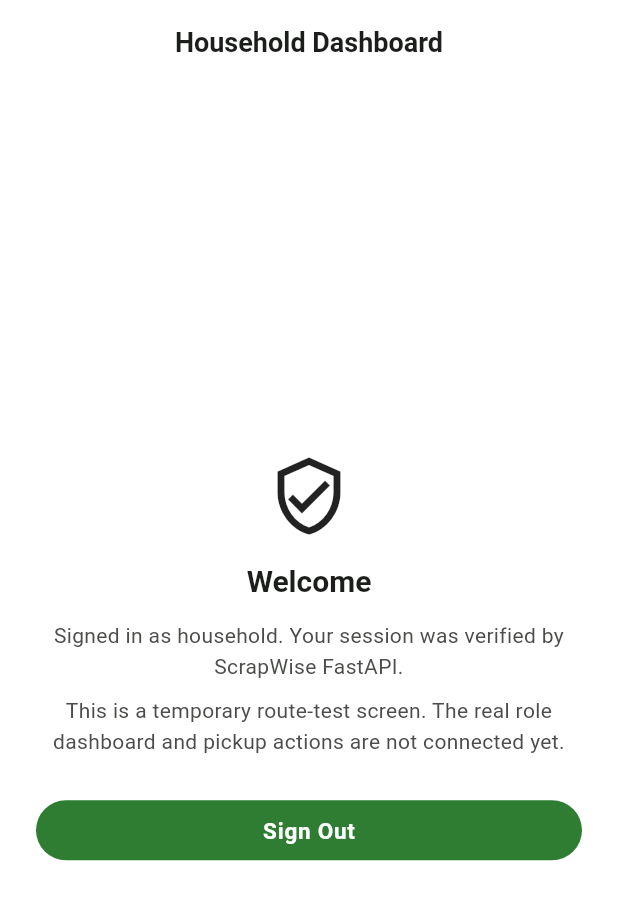
After one commit to Safa-Mahin7/ScrapWise, a Flutter app: the RoleDashboardScreen screen opened by its route, after a tap on "Sign Out", on a phone screen of 412 x 824 dp. The commit adds this screen. Shown: the top 900 px of the screen. Run offline on Flutter 3.47's test engine with Material 3 defaults, Android fonts, the phone set to English and light mode, and no system bars; our stand-ins replace dio, flutter_riverpod, flutter_secure_storage, go_router, shared_preferences; accounts and stored records are empty.

Commit message:
feat(auth): add persistent sessions and role-based routing

```diff
--- a/lib/app/router.dart
+++ b/lib/app/router.dart
@@ -12,15 +12,43 @@ import '../features/auth/screens/new_password_screen.dart';
 import '../features/auth/screens/collector_invitation_screen.dart';
 import '../features/auth/screens/trader_application_screen.dart';
 import '../features/auth/screens/trader_application_status_screen.dart';
+import '../features/auth/screens/role_dashboard_screen.dart';
+import '../features/auth/services/session_controller.dart';
 
-/// Application router.
-/// Protected role-based dashboard routes will be added in later phases
-/// once backend authentication is integrated.
+/// Route guards depend on server-verified session state, not a role choice.
 final GoRouter appRouter = createAppRouter();
 
-GoRouter createAppRouter({String? initialLocation}) => GoRouter(
+GoRouter createAppRouter({
+  String? initialLocation,
+  SessionController? sessionController,
+}) {
+  final session = sessionController ?? SessionController.instance;
+  return GoRouter(
     initialLocation: initialLocation ?? AppConstants.routeSplash,
     debugLogDiagnostics: false,
+    refreshListenable: session,
+    redirect: (context, state) {
+      final path = state.uri.path;
+      final protected = path.startsWith('/dashboard/');
+
+      if (protected) {
+        if (session.status == SessionStatus.unknown ||
+            session.status == SessionStatus.unavailable) {
+          return AppConstants.routeSplash;
+        }
+        if (!session.isAuthenticated) return AppConstants.routeLogin;
+        return path == session.dashboardPath ? null : session.dashboardPath;
+      }
+
+      if (session.isAuthenticated &&
+          (path == AppConstants.routeSplash ||
+              path == AppConstants.routeLanding ||
+              path == AppConstants.routeLogin ||
+              path == AppConstants.routeRegister)) {
+        return session.dashboardPath;
+      }
+      return null;
+    },
     routes: [
       GoRoute(
         path: AppConstants.routeSplash,
@@ -76,8 +104,7 @@ GoRouter createAppRouter({String? initialLocation}) => GoRouter(
         pageBuilder: (context, state) => _buildPage(
           state: state,
           child: OtpVerificationScreen(
-              purpose:
-                  OtpPurposeLabel.fromRoute(state.pathParameters['purpose']),
+            purpose: OtpPurposeLabel.fromRoute(state.pathParameters['purpose']),
             phoneNumber: state.extra is String ? state.extra as String : null,
           ),
         ),
@@ -114,6 +141,28 @@ GoRouter createAppRouter({String? initialLocation}) => GoRouter(
           child: const TraderApplicationStatusScreen(),
         ),
       ),
+      GoRoute(
+        path: AppConstants.routeHouseholdDashboard,
+        name: 'household-dashboard',
+        builder: (context, state) =>
+            const RoleDashboardScreen(role: 'household'),
+      ),
+      GoRoute(
+        path: AppConstants.routeCollectorDashboard,
+        name: 'collector-dashboard',
+        builder: (context, state) =>
+            const RoleDashboardScreen(role: 'collector'),
+      ),
+      GoRoute(
+        path: AppConstants.routeTraderDashboard,
+        name: 'trader-dashboard',
+        builder: (context, state) => const RoleDashboardScreen(role: 'trader'),
+      ),
+      GoRoute(
+        path: AppConstants.routeAdminDashboard,
+        name: 'admin-dashboard',
+        builder: (context, state) => const RoleDashboardScreen(role: 'admin'),
+      ),
     ],
     errorBuilder: (context, state) => Scaffold(
       body: Center(
@@ -121,6 +170,7 @@ GoRouter createAppRouter({String? initialLocation}) => GoRouter(
       ),
     ),
   );
+}
 
 CustomTransitionPage<void> _buildPage({
   required GoRouterState state,
--- a/lib/core/constants/app_constants.dart
+++ b/lib/core/constants/app_constants.dart
@@ -24,4 +24,9 @@ class AppConstants {
   static const String routeTraderApplication = '/trader-application';
   static const String routeTraderApplicationStatus =
       '/trader-application/status';
+  // Protected role landing routes.
+  static const String routeHouseholdDashboard = '/dashboard/household';
+  static const String routeCollectorDashboard = '/dashboard/collector';
+  static const String routeTraderDashboard = '/dashboard/trader';
+  static const String routeAdminDashboard = '/dashboard/admin';
 }
--- a/lib/features/auth/screens/login_screen.dart
+++ b/lib/features/auth/screens/login_screen.dart
@@ -8,13 +8,18 @@ import '../../../core/theme/app_text_styles.dart';
 import '../../../core/widgets/sw_button.dart';
 import '../../../core/widgets/sw_text_field.dart';
 import '../../../l10n/app_localizations.dart';
-import '../services/auth_service.dart';
+import '../services/session_controller.dart';
 import '../widgets/auth_components.dart';
 
 class LoginScreen extends StatefulWidget {
-  const LoginScreen({super.key, this.isLoading = false});
+  const LoginScreen({
+    super.key,
+    this.isLoading = false,
+    this.sessionController,
+  });
 
   final bool isLoading;
+  final SessionController? sessionController;
 
   @override
   State<LoginScreen> createState() => _LoginScreenState();
@@ -26,7 +31,13 @@ class _LoginScreenState extends State<LoginScreen> {
   final _passwordController = TextEditingController();
   final _passwordFocus = FocusNode();
 
-  final _authService = AuthService();
+  late final SessionController _session;
+
+  @override
+  void initState() {
+    super.initState();
+    _session = widget.sessionController ?? SessionController.instance;
+  }
 
   String? _errorMessage;
   bool _isSubmitting = false;
@@ -52,44 +63,20 @@ class _LoginScreenState extends State<LoginScreen> {
     });
 
     try {
-      // Step 1: Authenticate with FastAPI.
-      final user = await _authService.login(
+      // Login and verify identity via the protected /api/auth/me endpoint.
+      final verifiedUser = await _session.signIn(
         mobile: _mobileController.text.trim(),
         password: _passwordController.text,
       );
 
-      // Step 2: Use the login token to access the
-      // protected /api/auth/me endpoint.
-      final verifiedUser = await _authService.currentUser();
-
-      // Step 3: Verify the returned user details.
-      if (verifiedUser['role'] != user['role'] ||
-          verifiedUser['user_id'] != user['user_id']) {
-        throw StateError('Authenticated user details mismatch');
+      if (!mounted) return;
+      final dashboard =
+          SessionController.dashboardForRole(verifiedUser['role']);
+      if (dashboard == null) {
+        throw StateError('Unsupported account role');
       }
-
-      if (!mounted) return;
-
-      // Temporary success dialog until role dashboards
-      // are connected.
-      await showDialog<void>(
-        context: context,
-        builder: (dialogContext) => AlertDialog(
-          title: const Text('Login successful'),
-          content: Text(
-            'Authenticated as ${verifiedUser['role'] ?? 'user'}. '
-            'The role dashboard will be connected next.',
-          ),
-          actions: [
-            TextButton(
-              onPressed: () {
-                Navigator.of(dialogContext).pop();
-              },
-              child: const Text('OK'),
-            ),
-          ],
-        ),
-      );
+      // The router also redirects automatically when the session changes.
+      context.go(dashboard);
     } on DioException catch (error) {
       if (!mounted) return;
 
--- /dev/null
+++ b/lib/features/auth/screens/role_dashboard_screen.dart
@@ -0,0 +1,82 @@
+import 'package:flutter/material.dart';
+
+import '../services/session_controller.dart';
+
+/// Temporary protected landing page. Functional role dashboards come later.
+class RoleDashboardScreen extends StatefulWidget {
+  const RoleDashboardScreen({super.key, required this.role});
+
+  final String role;
+
+  @override
+  State<RoleDashboardScreen> createState() => _RoleDashboardScreenState();
+}
+
+class _RoleDashboardScreenState extends State<RoleDashboardScreen> {
+  bool _signingOut = false;
+
+  Future<void> _signOut() async {
+    if (_signingOut) return;
+    setState(() => _signingOut = true);
+    try {
+      await SessionController.instance.signOut();
+    } catch (_) {
+      // The local token is cleared even when server revocation fails.
+      // A server-side token may remain valid until expiry in that case.
+      // Do not claim that remote revocation succeeded.
+    } finally {
+      if (mounted) setState(() => _signingOut = false);
+    }
+  }
+
+  @override
+  Widget build(BuildContext context) {
+    final user = SessionController.instance.user;
+    final title = '${widget.role[0].toUpperCase()}${widget.role.substring(1)}';
+    final name = user?['full_name'] as String?;
+
+    return Scaffold(
+      appBar: AppBar(title: Text('$title Dashboard')),
+      body: SafeArea(
+        child: Center(
+          child: ConstrainedBox(
+            constraints: const BoxConstraints(maxWidth: 420),
+            child: Padding(
+              padding: const EdgeInsets.all(24),
+              child: Column(
+                mainAxisAlignment: MainAxisAlignment.center,
+                crossAxisAlignment: CrossAxisAlignment.stretch,
+                children: [
+                  const Icon(Icons.verified_user_outlined, size: 56),
+                  const SizedBox(height: 16),
+                  Text(
+                    'Welcome${name == null || name.isEmpty ? '' : ', $name'}',
+                    textAlign: TextAlign.center,
+                    style: Theme.of(context).textTheme.headlineSmall,
+                  ),
+                  const SizedBox(height: 12),
+                  Text(
+                    'Signed in as ${widget.role}. Your session was verified '
+                    'by ScrapWise FastAPI.',
+                    textAlign: TextAlign.center,
+                  ),
+                  const SizedBox(height: 8),
+                  const Text(
+                    'This is a temporary route-test screen. The real role '
+                    'dashboard and pickup actions are not connected yet.',
+                    textAlign: TextAlign.center,
+                  ),
+                  const SizedBox(height: 24),
+                  FilledButton(
+                    onPressed: _signingOut ? null : _signOut,
+                    child: Text(_signingOut ? 'Signing out...' : 'Sign Out'),
+                  ),
+                ],
+              ),
+            ),
+          ),
+        ),
+      ),
+    );
+  }
+}
--- a/lib/features/auth/services/auth_service.dart
+++ b/lib/features/auth/services/auth_service.dart
@@ -1,8 +1,17 @@
 import 'package:dio/dio.dart';
+
 import '../../../core/network/api_client.dart';
+import 'session_store.dart';
 
 class AuthService {
-  final Dio _dio = ApiClient.instance.dio;
+  AuthService({
+    Dio? dio,
+    SessionStore? sessionStore,
+  })  : _dio = dio ?? ApiClient.instance.dio,
+        _sessionStore = sessionStore ?? SessionStore();
+
+  final Dio _dio;
+  final SessionStore _sessionStore;
 
   // Household registration
   Future<void> registerHousehold({
@@ -22,7 +31,7 @@ class AuthService {
     );
   }
 
-  // Verify OTP
+  // Registration OTP verification
   Future<void> verifyOtp({
     required String mobile,
     required String purpose,
@@ -50,7 +59,7 @@ class AuthService {
     );
   }
 
-  // Login
+  // Authenticate and save session token
   Future<Map<String, dynamic>> login({
     required String mobile,
     required String password,
@@ -65,17 +74,29 @@ class AuthService {
 
     final data = response.data;
     final token = data?['access_token'];
+    final user = data?['user'];
 
     if (token is! String || token.isEmpty) {
-      throw StateError('Login response contains no access token');
+      throw StateError(
+        'Login response contains no access token',
+      );
     }
+
+    if (user is! Map) {
+      throw StateError(
+        'Login response contains no valid user',
+      );
+    }
+
+    // Save the token before marking this client authenticated.
+    await _sessionStore.save(token);
 
     _dio.options.headers['Authorization'] = 'Bearer $token';
 
-    return Map<String, dynamic>.from(data!['user'] as Map);
+    return Map<String, dynamic>.from(user);
   }
 
-  // Get current authenticated user
+  // Validate the active session with FastAPI
   Future<Map<String, dynamic>> currentUser() async {
     final response = await _dio.get<Map<String, dynamic>>(
       '/api/auth/me',
@@ -84,12 +105,49 @@ class AuthService {
     return response.data ?? <String, dynamic>{};
   }
 
-  // Logout
+  // Restore a previously saved session.
+  // The server must validate the token before we trust it.
+  Future<Map<String, dynamic>?> restoreSession() async {
+    final token = await _sessionStore.read();
+
+    if (token == null || token.isEmpty) {
+      _dio.options.headers.remove('Authorization');
+      return null;
+    }
+
+    _dio.options.headers['Authorization'] = 'Bearer $token';
+
+    try {
+      return await currentUser();
+    } on DioException catch (error) {
+      final statusCode = error.response?.statusCode;
+
+      // Invalid, expired, or inactive session.
+      if (statusCode == 401 || statusCode == 403) {
+        await clearLocalSession();
+        return null;
+      }
+
+      // A network outage is not proof that the token expired.
+      // Preserve it and let the caller handle the connection error.
+      rethrow;
+    }
+  }
+
+  // Clear the locally saved session
+  Future<void> clearLocalSession() async {
+    _dio.options.headers.remove('Authorization');
+    await _sessionStore.clear();
+  }
+
+  // Revoke the server session and remove local credentials
   Future<void> logout() async {
     try {
-      await _dio.post('/api/auth/logout');
+      if (_dio.options.headers.containsKey('Authorization')) {
+        await _dio.post('/api/auth/logout');
+      }
     } finally {
-      _dio.options.headers.remove('Authorization');
+      await clearLocalSession();
     }
   }
 }
--- /dev/null
+++ b/lib/features/auth/services/session_controller.dart
@@ -0,0 +1,104 @@
+import 'package:flutter/foundation.dart';
+
+import '../../../core/constants/app_constants.dart';
+import 'auth_service.dart';
+
+enum SessionStatus { unknown, unauthenticated, authenticated, unavailable }
+
+/// App-wide auth state. A stored token is trusted only after /api/auth/me.
+class SessionController extends ChangeNotifier {
+  SessionController({AuthService? authService})
+      : _authService = authService ?? AuthService();
+
+  static final SessionController instance = SessionController();
+
+  final AuthService _authService;
+  SessionStatus _status = SessionStatus.unknown;
+  Map<String, dynamic>? _user;
+
+  SessionStatus get status => _status;
+  bool get isAuthenticated => _status == SessionStatus.authenticated;
+  Map<String, dynamic>? get user => _user;
+
+  static String? dashboardForRole(Object? role) {
+    return switch (role) {
+      'household' => AppConstants.routeHouseholdDashboard,
+      'collector' => AppConstants.routeCollectorDashboard,
+      'trader' => AppConstants.routeTraderDashboard,
+      'admin' => AppConstants.routeAdminDashboard,
+      _ => null,
+    };
+  }
+
+  String? get dashboardPath => dashboardForRole(_user?['role']);
+
+  static bool _validUser(Map<String, dynamic> user) {
+    return user['user_id'] is String &&
+        (user['user_id'] as String).isNotEmpty &&
+        dashboardForRole(user['role']) != null;
+  }
+
+  void _update(SessionStatus status, [Map<String, dynamic>? user]) {
+    _status = status;
+    _user = user;
+    notifyListeners();
+  }
+
+  /// Restore once on launch, or retry after temporary connection errors.
+  Future<void> restoreSession() async {
+    if (_status == SessionStatus.authenticated ||
+        _status == SessionStatus.unauthenticated) {
+      return;
+    }
+    try {
+      final restoredUser = await _authService.restoreSession();
+      if (restoredUser == null) {
+        _update(SessionStatus.unauthenticated);
+      } else if (_validUser(restoredUser)) {
+        _update(SessionStatus.authenticated, restoredUser);
+      } else {
+        await _authService.clearLocalSession();
+        _update(SessionStatus.unauthenticated);
+      }
+    } catch (_) {
+      // A network/storage failure must not silently erase a valid token.
+      _update(SessionStatus.unavailable);
+      rethrow;
+    }
+  }
+
+  /// Log in and verify account identity before granting app navigation.
+  Future<Map<String, dynamic>> signIn({
+    required String mobile,
+    required String password,
+  }) async {
+    try {
+      final loginUser = await _authService.login(
+        mobile: mobile,
+        password: password,
+      );
+      final verifiedUser = await _authService.currentUser();
+      if (!_validUser(verifiedUser) ||
+          verifiedUser['user_id'] != loginUser['user_id'] ||
+          verifiedUser['role'] != loginUser['role']) {
+        throw StateError('Authenticated user details mismatch');
+      }
+      _update(SessionStatus.authenticated, verifiedUser);
+      return verifiedUser;
+    } catch (_) {
+      // A successful /login without a verified /me is not an app session.
+      await _authService.clearLocalSession();
+      _update(SessionStatus.unauthenticated);
+      rethrow;
+    }
+  }
+
+  /// Attempt server revocation; always sign out locally.
+  Future<void> signOut() async {
+    try {
+      await _authService.logout();
+    } finally {
+      _update(SessionStatus.unauthenticated);
+    }
+  }
+}
--- /dev/null
+++ b/lib/features/auth/services/session_store.dart
@@ -0,0 +1,22 @@
+import 'package:flutter_secure_storage/flutter_secure_storage.dart';
+
+class SessionStore {
+  SessionStore({FlutterSecureStorage? storage})
+      : _storage = storage ?? const FlutterSecureStorage();
+
+  static const String _tokenKey = 'scrapwise_access_token';
+
+  final FlutterSecureStorage _storage;
+
+  Future<void> save(String token) async {
+    await _storage.write(key: _tokenKey, value: token);
+  }
+
+  Future<String?> read() async {
+    return _storage.read(key: _tokenKey);
+  }
+
+  Future<void> clear() async {
+    await _storage.delete(key: _tokenKey);
+  }
+}
--- a/pubspec.yaml
+++ b/pubspec.yaml
@@ -19,6 +19,7 @@ dependencies:
   dio: ^5.7.0
   shared_preferences: ^2.3.3
   intl: ^0.20.0
+  flutter_secure_storage: 11.2.0
 
 dev_dependencies:
   flutter_test:
```
Also changed, not shown: lib/features/onboarding/screens/splash_screen.dart (+52 -12 lines), pubspec.lock, 2 other files. Lines whose indentation alone changed are shown as unchanged.
